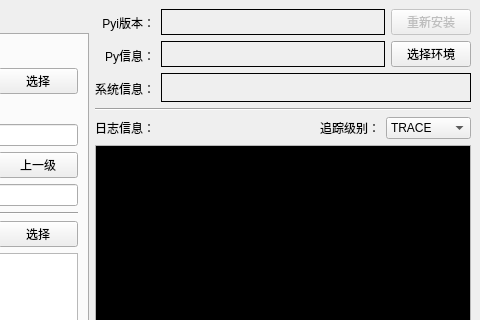
The window that interface/PyInstallerTool.ui (hrpzcf/AwesomePyKit) describes before a commit, drawn with Qt 5; both pictures show x 390 to 870 and y 0 to 320 of the 870 by 776 pixel window.
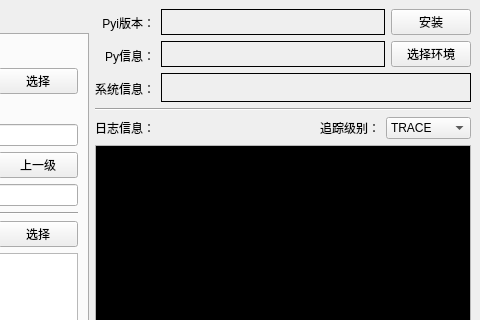
The same window after the commit.

Commit message: fix: 程序打包工具ui调整

```diff
--- a/interface/PyInstallerTool.ui
+++ b/interface/PyInstallerTool.ui
@@ -586,14 +586,11 @@
               </item>
               <item>
                <widget class="QPushButton" name="pb_reinstall_pyi">
-                <property name="enabled">
-                 <bool>false</bool>
-                </property>
                 <property name="toolTip">
                  <string>功能未完成。</string>
                 </property>
                 <property name="text">
-                 <string>重新安装</string>
+                 <string>安装</string>
                 </property>
                </widget>
               </item>
```
Left out of the diff: 8 changed lines with no effect on the pictures. The commit also changes 2 other files.
